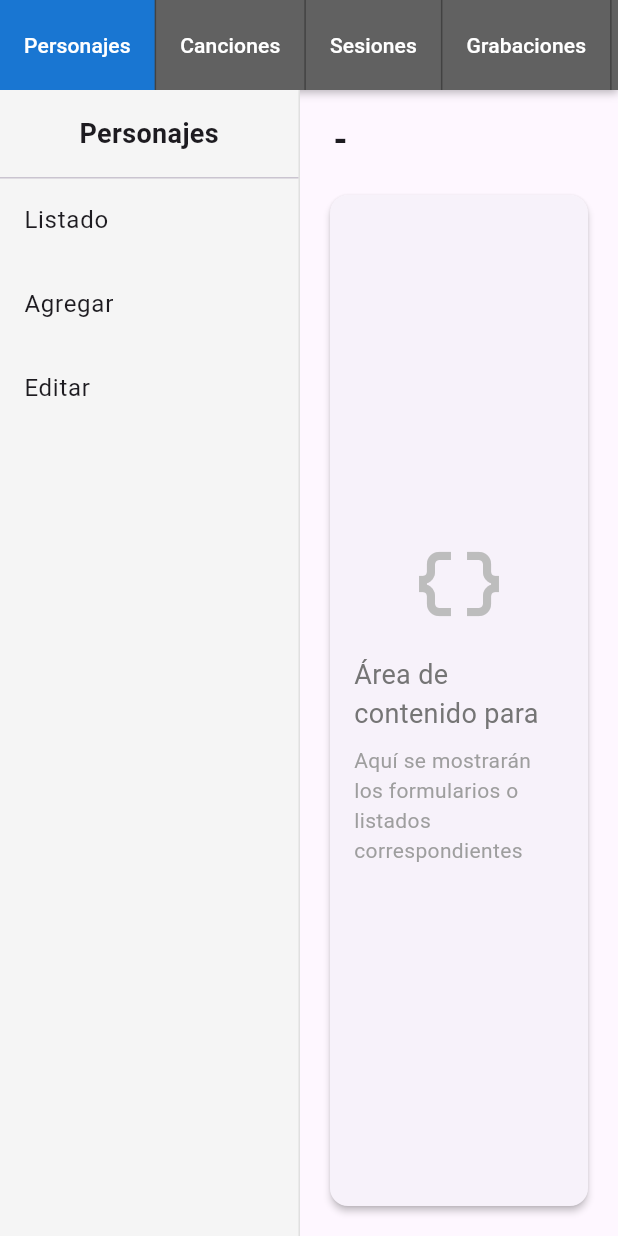
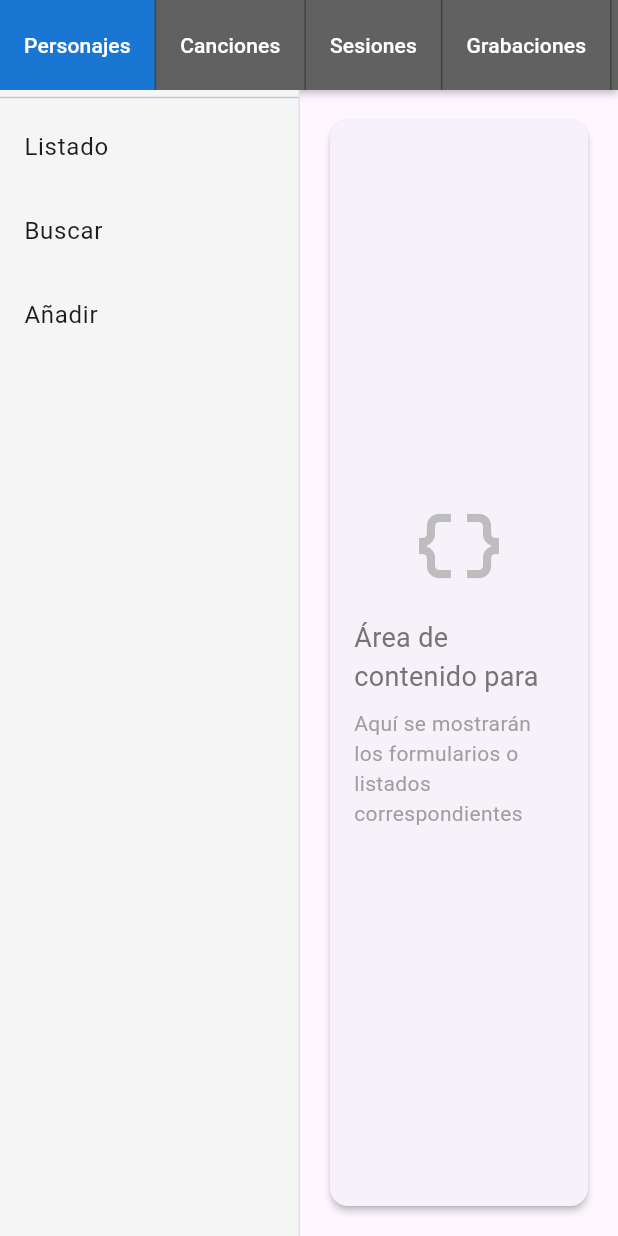
Before and after one commit to makoki13/beatles-json, a Flutter app: the screen it shows after launch, on a phone screen of 412 x 824 dp. Run offline on Flutter 3.47's test engine with Material 3 defaults, Android fonts, the phone set to English and light mode, and no system bars; missing offline and left inert: postgres.

Commit message:
pantalla principal

```diff
--- a/lib/widgets/content_area.dart
+++ b/lib/widgets/content_area.dart
@@ -12,11 +12,6 @@ class ContentArea extends StatelessWidget {
       child: Column(
         crossAxisAlignment: CrossAxisAlignment.start,
         children: [
-          Text(
-            ' - ',
-            style: TextStyle(fontSize: 24, fontWeight: FontWeight.bold),
-          ),
-          SizedBox(height: 16),
           Expanded(
             child: Card(
               elevation: 2,
--- a/lib/widgets/side_menu.dart
+++ b/lib/widgets/side_menu.dart
@@ -17,9 +17,9 @@ class SideMenu extends StatelessWidget {
     switch (section) {
       case 'Personajes':
         menuOptions = [
-          {'title': 'Listado', 'action': 'Listado'},
-          {'title': 'Agregar', 'action': 'Agregar'},
-          {'title': 'Editar', 'action': 'Editar'},
+          {'title': 'Listado', 'action': 'List'},
+          {'title': 'Buscar', 'action': 'Search'},
+          {'title': 'Añadir', 'action': 'Add'},
         ];
         break;
       case 'Canciones':
@@ -92,7 +92,7 @@ class SideMenu extends StatelessWidget {
           {'title': 'Editar', 'action': 'Editar'},
         ];
         break;
-      case 'Discogr�ficas':
+      case 'Discográficas':
         menuOptions = [
           {'title': 'Listado', 'action': 'Listado'},
           {'title': 'Agregar', 'action': 'Agregar'},
@@ -125,15 +125,7 @@ class SideMenu extends StatelessWidget {
       child: Column(
         crossAxisAlignment: CrossAxisAlignment.stretch,
         children: [
-          Padding(
-            padding: EdgeInsets.all(16.0),
-            child: Text(
-              section,
-              style: TextStyle(fontSize: 18, fontWeight: FontWeight.bold),
-              textAlign: TextAlign.center,
-            ),
-          ),
-          Divider(height: 1),
+          Divider(height: 10),
           Expanded(
             child: ListView.builder(
               itemCount: menuOptions.length,
--- a/pubspec.yaml
+++ b/pubspec.yaml
@@ -34,6 +34,8 @@ dependencies:
   # The following adds the Cupertino Icons font to your application.
   # Use with the CupertinoIcons class for iOS style icons.
   cupertino_icons: ^1.0.8
+
+  postgres: 3.5.9
 
 dev_dependencies:
   flutter_test:
--- /dev/null
+++ b/temp_package/analysis_options.yaml
@@ -0,0 +1,4 @@
+include: package:flutter_lints/flutter.yaml
+
+# Additional information about this file can be found at
+# https://dart.dev/guides/language/analysis-options
--- /dev/null
+++ b/temp_package/lib/temp_package.dart
@@ -0,0 +1,5 @@
+/// A Calculator.
+class Calculator {
+  /// Returns [value] plus 1.
+  int addOne(int value) => value + 1;
+}
```
Also changed, not shown: lib/models/personaje.dart (added, +57 -0 lines), lib/services/database_service.dart (added, +131 -0 lines), temp_package/pubspec.yaml (added, +54 -0 lines), pubspec.lock, 6 other files.
